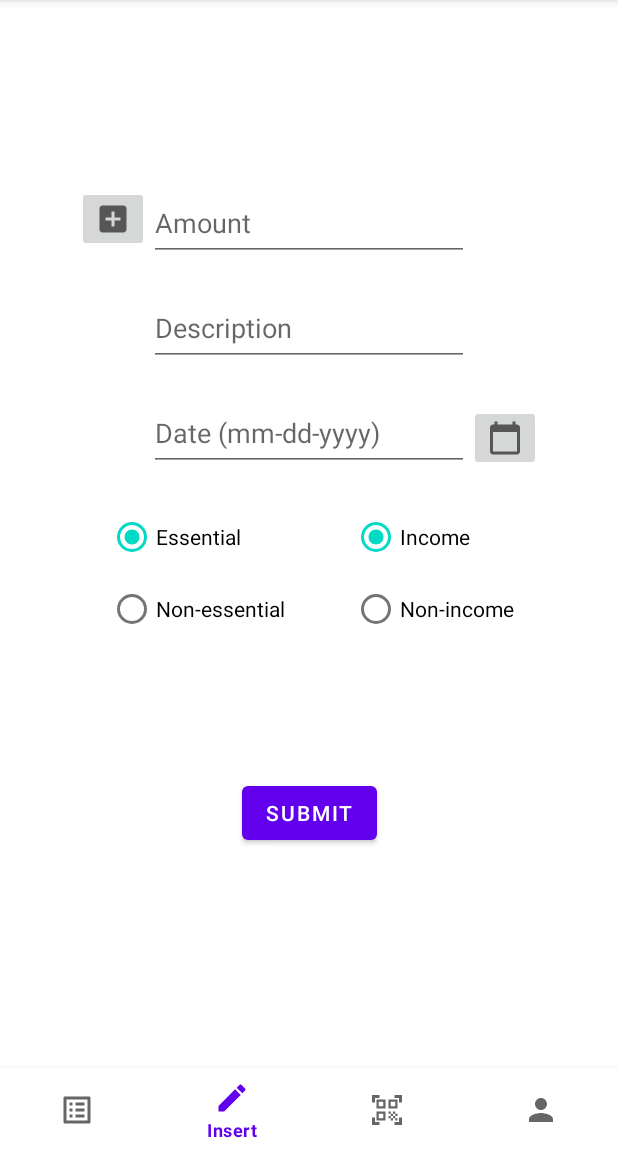
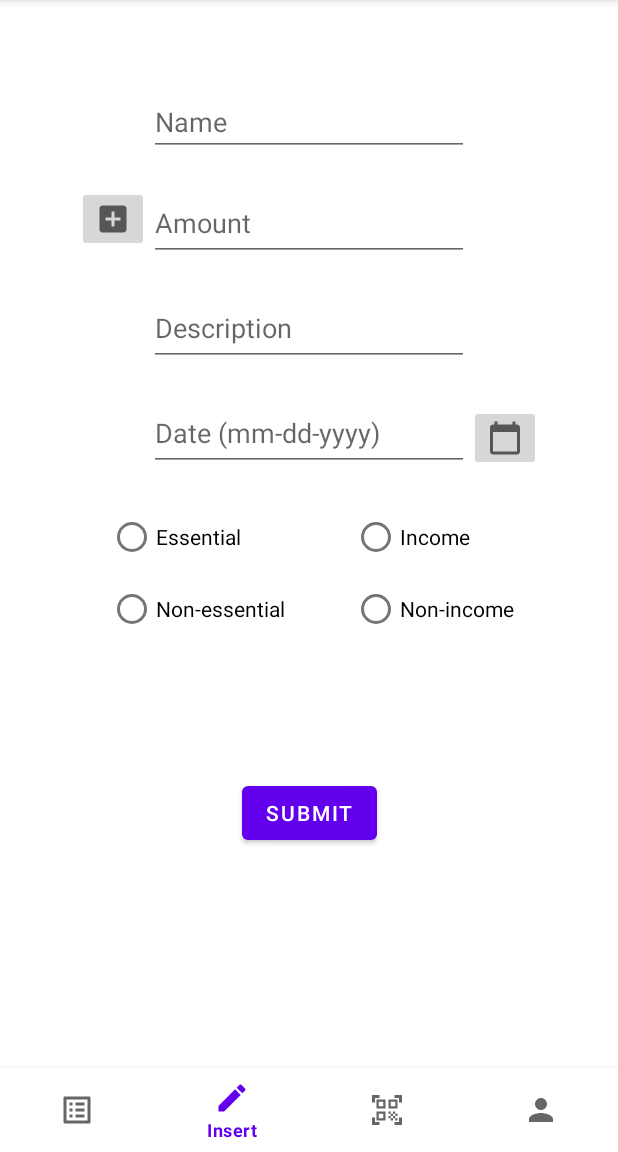
Before and after one commit to AndroidDevGroup25/BudgetTracker, an Android app: the MainActivity screen opened directly, with no data from a screen before it, item 2 of the bottom bar chosen, on a phone screen of 412 x 824 dp, the part 84-1236 px from its top. Run offline under Robolectric (Android 15) with nearby library versions, the phone set to English and light mode, and no system bars; libraries missing offline, so code that uses them is left out: com.parse; 4 statements that could not run were skipped.

Commit message:
Transaction model + Insert Fragment

```diff
--- a/app/src/main/java/com/example/budgettracker/BudgetTrackerApplication.kt
+++ b/app/src/main/java/com/example/budgettracker/BudgetTrackerApplication.kt
@@ -1,12 +1,14 @@
 package com.example.budgettracker
 
 import android.app.Application
-import com.example.budgettracker.R
-import com.parse.Parse;
+import com.parse.Parse
+import com.parse.ParseObject
+
 
 class BudgetTrackerApplication : Application() {
     override fun onCreate() {
         super.onCreate()
+        ParseObject.registerSubclass(Transaction::class.java)
         Parse.initialize(
             Parse.Configuration.Builder(this)
                 .applicationId(getString(R.string.back4app_app_id))
--- a/app/src/main/java/com/example/budgettracker/LoginActivity.kt
+++ b/app/src/main/java/com/example/budgettracker/LoginActivity.kt
@@ -65,6 +65,7 @@ class LoginActivity : AppCompatActivity() {
             } else {
                 e.printStackTrace()
                 Toast.makeText(this, "Error logging in", Toast.LENGTH_SHORT).show()
+                Log.i(TAG, e.toString())
             }})
         )
     }
--- a/app/src/main/java/com/example/budgettracker/MainActivity.kt
+++ b/app/src/main/java/com/example/budgettracker/MainActivity.kt
@@ -1,7 +1,6 @@
 package com.example.budgettracker
 
 import android.os.Bundle
-import android.util.Log
 import android.widget.Toast
 import androidx.appcompat.app.AppCompatActivity
 import androidx.fragment.app.Fragment
@@ -11,17 +10,18 @@ import com.example.budgettracker.fragments.InsertFragment
 import com.example.budgettracker.fragments.ScanFragment
 import com.example.budgettracker.fragments.ProfileFragment
 import com.google.android.material.bottomnavigation.BottomNavigationView
-import com.parse.ParseObject
 
 class MainActivity : AppCompatActivity() {
+    lateinit var bottom_navigation: BottomNavigationView
+
     override fun onCreate(savedInstanceState: Bundle?) {
         super.onCreate(savedInstanceState)
         setContentView(R.layout.activity_main)
 
         val fragmentManager: FragmentManager = supportFragmentManager
-
+        bottom_navigation = findViewById<BottomNavigationView>(R.id.bottom_navigation)
         // Setting itemSelectedListener for the items in the bottom navigation view.
-        findViewById<BottomNavigationView>(R.id.bottom_navigation).setOnItemSelectedListener { item ->
+        bottom_navigation.setOnItemSelectedListener { item ->
 
             var fragmentToShow: Fragment? = null
             when (item.itemId) {
@@ -34,7 +34,7 @@ class MainActivity : AppCompatActivity() {
 
                 R.id.action_insert -> {
                     // Navigate to the Compose Screen
-                    fragmentToShow = InsertFragment()
+                    fragmentToShow = InsertFragment(bottom_navigation)
                     Toast.makeText(this, "Insert", Toast.LENGTH_SHORT).show()
                 }
 
--- a/app/src/main/java/com/example/budgettracker/Transaction.kt
+++ b/app/src/main/java/com/example/budgettracker/Transaction.kt
@@ -3,7 +3,7 @@ package com.example.budgettracker
 import com.parse.ParseClassName
 import com.parse.ParseObject
 import com.parse.ParseUser
-import java.util.*
+import java.util.Date
 
 @ParseClassName("Transaction")
 class Transaction: ParseObject() {
@@ -71,7 +71,7 @@ class Transaction: ParseObject() {
         const val KEY_IS_INCOME = "isIncome"
         const val KEY_ITEM_COUNT = "itemCount"
         const val KEY_IS_ESSENTIAL ="isEssential"
-        const val KEY_CATEGORY = "category"
+        const val KEY_CATEGORY = "category_id"
         const val KEY_NAME = "name"
     }
 }
--- a/app/src/main/res/layout/fragment_insert.xml
+++ b/app/src/main/res/layout/fragment_insert.xml
@@ -35,9 +35,10 @@
         android:layout_width="wrap_content"
         android:layout_height="50dp"
         android:layout_marginTop="20dp"
+        android:editable="false"
         android:ems="10"
         android:hint="@string/date_hint"
-        android:inputType="date"
+        android:inputType="none"
         app:layout_constraintStart_toStartOf="@+id/editText_description"
         app:layout_constraintTop_toBottomOf="@+id/editText_description" />
 
@@ -56,7 +57,6 @@
         android:layout_height="wrap_content"
         android:layout_marginStart="-27dp"
         android:layout_marginTop="20dp"
-        android:checkedButton="@id/radioButton_essential"
         app:layout_constraintStart_toStartOf="@+id/editText_date"
         app:layout_constraintTop_toBottomOf="@+id/editText_date">
 
@@ -97,7 +97,6 @@
         android:layout_width="wrap_content"
         android:layout_height="wrap_content"
         android:layout_marginEnd="-30dp"
-        android:checkedButton="@id/radioButton_income"
         app:layout_constraintEnd_toEndOf="@+id/editText_date"
         app:layout_constraintTop_toTopOf="@+id/radioGroup_essential_type">
 
@@ -114,4 +113,17 @@
             android:text="@string/non_income" />
     </RadioGroup>
 
+    <EditText
+        android:id="@+id/editText_name"
+        android:layout_width="wrap_content"
+        android:layout_height="wrap_content"
+        android:layout_marginBottom="20dp"
+        android:ems="10"
+        android:hint="Name"
+        android:inputType="textPersonName"
+        app:layout_constraintBottom_toTopOf="@+id/editText_amount"
+        app:layout_constraintEnd_toEndOf="@+id/editText_amount"
+        app:layout_constraintHorizontal_bias="0.0"
+        app:layout_constraintStart_toEndOf="@+id/imageButton_add" />
+
 </androidx.constraintlayout.widget.ConstraintLayout>
```
Also changed, not shown: app/src/main/java/com/example/budgettracker/fragments/InsertFragment.kt (+67 -12 lines).
